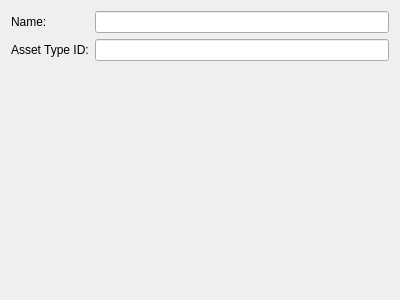
First picture: the form in src/Widgets/assetdetails.ui, repository Open-Transactions/Moneychanger, before the edit.
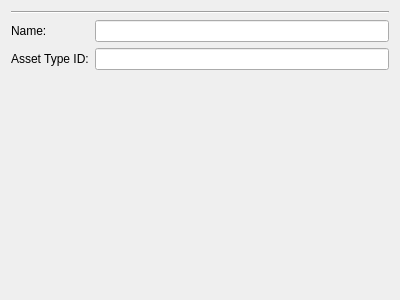
Second picture: the form after the edit.

What changed in the file:
```diff
--- a/src/Widgets/assetdetails.ui
+++ b/src/Widgets/assetdetails.ui
@@ -14,6 +14,13 @@
    <string>Form</string>
   </property>
   <layout class="QVBoxLayout" name="verticalLayout">
+   <item>
+    <widget class="Line" name="line">
+     <property name="orientation">
+      <enum>Qt::Horizontal</enum>
+     </property>
+    </widget>
+   </item>
    <item>
     <layout class="QGridLayout" name="gridLayout">
      <item row="1" column="0">
```
